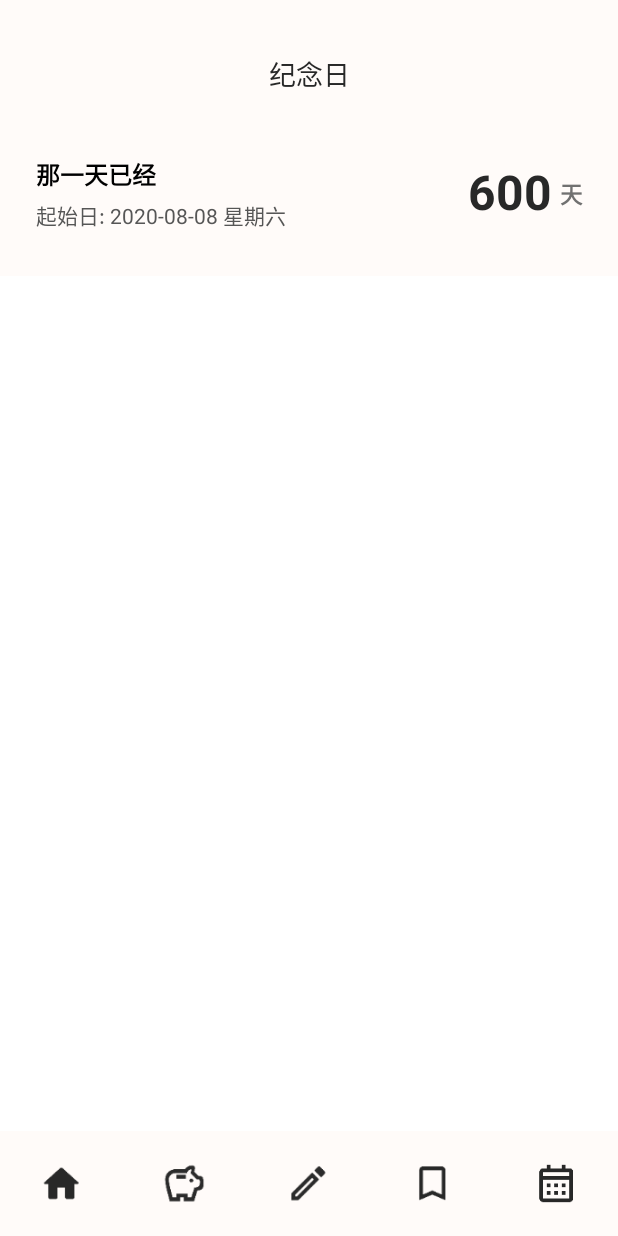
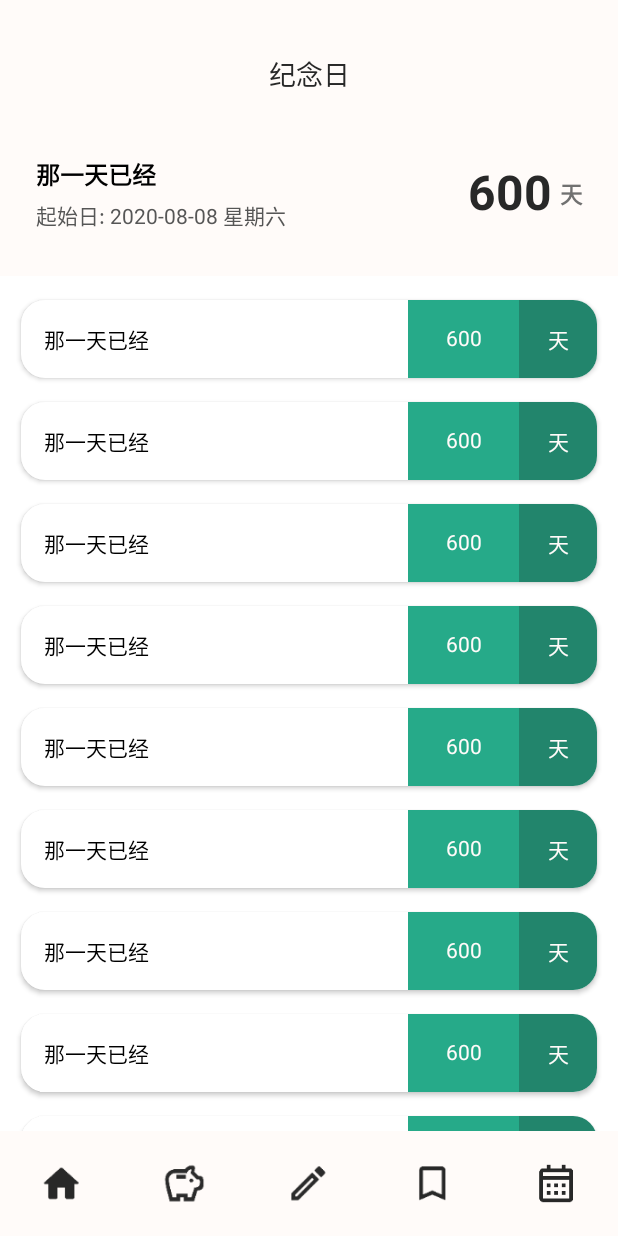
Before and after one commit to yuuuuke/MeAndStar, an Android app built with Jetpack Compose: the fragment DateFragment placed in its activity, on a phone screen of 412 x 824 dp. Run offline under Robolectric (Android 15) with nearby library versions, the phone set to English and light mode, and no system bars.

Commit message:
干巴得

```diff
--- a/app/src/main/AndroidManifest.xml
+++ b/app/src/main/AndroidManifest.xml
@@ -25,7 +25,7 @@
         <activity
             android:name=".activity.MainActivity"
             android:exported="true"/>
-
+        <activity android:name="com.zhpew.meandstar.activity.DateEditActivity" />
 
 
         <receiver
--- a/app/src/main/java/com/zhpew/meandstar/fragment/DateFragment.kt
+++ b/app/src/main/java/com/zhpew/meandstar/fragment/DateFragment.kt
@@ -1,17 +1,24 @@
 package com.zhpew.meandstar.fragment
 
 import androidx.compose.foundation.background
+import androidx.compose.foundation.clickable
 import androidx.compose.foundation.layout.*
 import androidx.compose.foundation.lazy.LazyColumn
+import androidx.compose.foundation.shape.RoundedCornerShape
+import androidx.compose.material.Card
 import androidx.compose.material.Text
 import androidx.compose.runtime.Composable
 import androidx.compose.ui.Alignment
 import androidx.compose.ui.Modifier
+import androidx.compose.ui.draw.clip
 import androidx.compose.ui.res.colorResource
 import androidx.compose.ui.text.font.FontWeight
+import androidx.compose.ui.text.style.TextAlign
 import androidx.compose.ui.unit.dp
 import androidx.compose.ui.unit.sp
+import androidx.compose.ui.zIndex
 import com.zhpew.meandstar.R
+import com.zhpew.meandstar.activity.DateEditActivity
 import com.zhpew.meandstar.base.BaseFragment
 import com.zhpew.meandstar.vm.DateViewModel
 
@@ -99,8 +106,64 @@ class DateFragment : BaseFragment<DateViewModel>() {
     private fun ListData() {
         LazyColumn(content = {
             items(10) {
-                Row(modifier = Modifier) {
-
+                if (it == 0) {
+                    Box(modifier = Modifier.height(8.dp)) {}
+                }
+                Card(
+                    elevation = 2.dp,
+                    contentColor = colorResource(id = R.color.main_color),
+                    shape = RoundedCornerShape(16.dp),
+                    modifier = Modifier
+                        .padding(vertical = 8.dp, horizontal = 14.dp)
+                        .height(52.dp)
+                        .fillMaxWidth()
+                        .clickable {
+                            DateEditActivity.startAct(this@DateFragment.requireContext())
+                        }
+                ) {
+                    Row(
+                        verticalAlignment = Alignment.CenterVertically,
+                        modifier = Modifier
+                            .fillMaxHeight()
+                            .fillMaxWidth()
+                    ) {
+                        Text(
+                            modifier = Modifier
+                                .padding(start = 15.dp)
+                                .weight(1f),
+                            text = "那一天已经",
+                            fontSize = 14.sp,
+                            color = colorResource(id = R.color.black)
+                        )
+                        Row(
+                            horizontalArrangement = Arrangement.Center,
+                            verticalAlignment = Alignment.CenterVertically,
+                            modifier = Modifier
+                                .width(74.dp)
+                                .fillMaxHeight()
+                                .background(
+                                    colorResource(id = R.color.color_26AA89)
+                                )
+                        ) {
+                            Text(
+                                text = "600",
+                            )
+                        }
+                        Row(
+                            horizontalArrangement = Arrangement.Center,
+                            verticalAlignment = Alignment.CenterVertically,
+                            modifier = Modifier
+                                .width(52.dp)
+                                .fillMaxHeight()
+                                .background(
+                                    colorResource(id = R.color.color_22856C)
+                                )
+                        ) {
+                            Text(
+                                text = "天",
+                            )
+                        }
+                    }
                 }
             }
         }
@@ -108,7 +171,7 @@ class DateFragment : BaseFragment<DateViewModel>() {
     }
 
     @Composable
-    private fun Item(){
+    private fun Item() {
 
     }
 }
--- a/app/src/main/java/com/zhpew/meandstar/utils/ViewUtils.kt
+++ b/app/src/main/java/com/zhpew/meandstar/utils/ViewUtils.kt
@@ -2,6 +2,7 @@ package com.zhpew.meandstar.utils
 
 import android.content.Context
 import android.view.WindowManager
+import androidx.compose.runtime.Composable
 import com.zhpew.meandstar.app.MyApplication
 
 fun getScreenWidth(): Int {
--- /dev/null
+++ b/app/src/main/java/com/zhpew/meandstar/vm/DateEditViewModel.kt
@@ -0,0 +1,6 @@
+package com.zhpew.meandstar.vm
+
+import com.zhpew.meandstar.base.BaseViewModel
+
+class DateEditViewModel: BaseViewModel() {
+}
--- a/app/src/main/res/values/colors.xml
+++ b/app/src/main/res/values/colors.xml
@@ -16,5 +16,8 @@
     <color name="bg_color">#F7F0F0</color>
     <color name="sub_text_color">#565656</color>
     <color name="hint_text_color">#717171</color>
-
+    <color name="color_26AA89">#26AA89</color>
+    <color name="color_22856C">#22856C</color>
+    <color name="color_E46962">#E46962</color>
+    <color name="color_B63028">#B63028</color>
 </resources>
```
Also changed, not shown: app/src/main/java/com/zhpew/meandstar/activity/DateEditActivity.kt (added, +45 -0 lines), app/src/main/java/com/zhpew/meandstar/utils/ViewEx.kt (added, +13 -0 lines), app/src/main/java/com/zhpew/meandstar/widget/ActionBar.kt (added, +56 -0 lines), app/src/main/res/drawable-anydpi/icon_back.xml (added, +11 -0 lines), app/src/main/res/drawable-hdpi/icon_back.png (added), app/src/main/res/drawable-mdpi/icon_back.png (added), app/src/main/res/drawable-xhdpi/icon_back.png (added), app/src/main/res/drawable-xxhdpi/icon_back.png (added).
